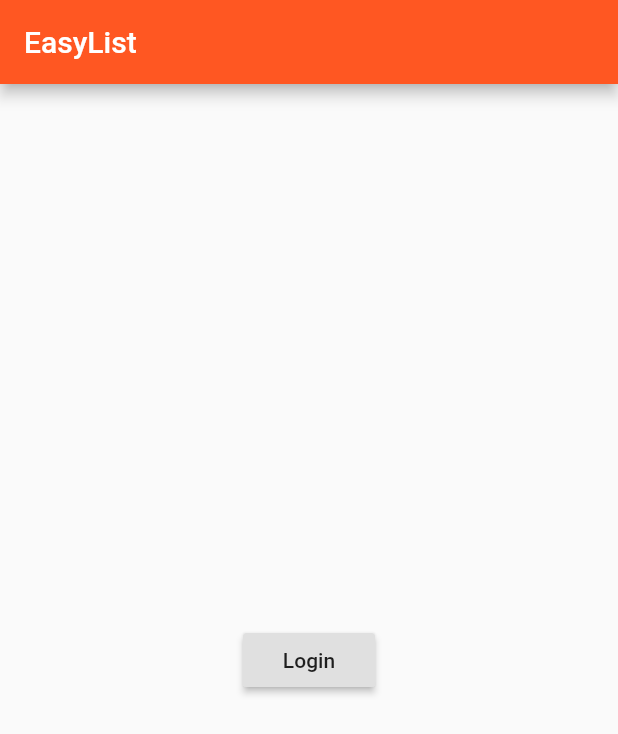
After one commit to godcrampy/flutter-udemy-course, a Flutter app: the screen it shows after launch, on a phone screen of 412 x 824 dp. The commit adds this screen. Shown: the top 734 px of the screen. Run offline on Flutter 3.47's test engine with Material 2 defaults, Android fonts, the phone set to English and light mode, and no system bars.

Commit message:
Added Navigation

```diff
--- a/lib/main.dart
+++ b/lib/main.dart
@@ -1,6 +1,7 @@
 import 'package:flutter/material.dart';
+import 'package:flutter_course/pages/auth.dart';
 // import 'package:flutter/rendering.dart';
-import './pages/home.dart';
+
 
 void main() {
   // debugPaintSizeEnabled = true;
@@ -13,6 +14,6 @@ class MyApp extends StatelessWidget {
     return MaterialApp(
         theme: ThemeData(
             primarySwatch: Colors.deepOrange, accentColor: Colors.deepPurple),
-        home: HomePage());
+        home: AuthPage());
   }
 }
--- /dev/null
+++ b/lib/pages/auth.dart
@@ -0,0 +1,21 @@
+import 'package:flutter/material.dart';
+import 'package:flutter_course/pages/products.dart';
+
+class AuthPage extends StatelessWidget {
+  @override
+  Widget build(BuildContext context) {
+    return Scaffold(
+        appBar: AppBar(
+          title: Text('EasyList'),
+        ),
+        body: Center(child: RaisedButton(
+          child: Text('Login'),
+          onPressed: () {
+            Navigator.pushReplacement(
+                context,
+                MaterialPageRoute(
+                    builder: (BuildContext context) => ProductsPage()));
+          },
+        )));
+  }
+}
--- a/lib/pages/home.dart
+++ b/lib/pages/products.dart
@@ -1,7 +1,7 @@
 import 'package:flutter/material.dart';
 import '../product_manager.dart';
 
-class HomePage extends StatelessWidget {
+class ProductsPage extends StatelessWidget {
   @override
   Widget build(BuildContext context) {
     return Scaffold(
--- a/lib/products_controller.dart
+++ b/lib/products_controller.dart
@@ -12,7 +12,7 @@ class ProductController extends StatelessWidget {
       textColor: Colors.white,
       color: Theme.of(context).accentColor,
       onPressed: () {
-        addProduct('Sweets');
+        addProduct({'title':'Choclate', 'imageUrl':'assets/food.jpg'});
       },
       child: Text('Add Product'),
     );
--- a/pubspec.yaml
+++ b/pubspec.yaml
@@ -14,7 +14,7 @@ description: A new Flutter project.
 version: 1.0.0+1
 
 environment:
-  sdk: ">=2.1.0 <3.0.0"
+  sdk: ">=2.2.2 <3.0.0"
 
 dependencies:
   flutter:
```
Also changed, not shown: lib/pages/product.dart (+14 -6 lines), lib/product_manager.dart (+9 -3 lines), lib/products.dart (+14 -5 lines), pubspec.lock.
